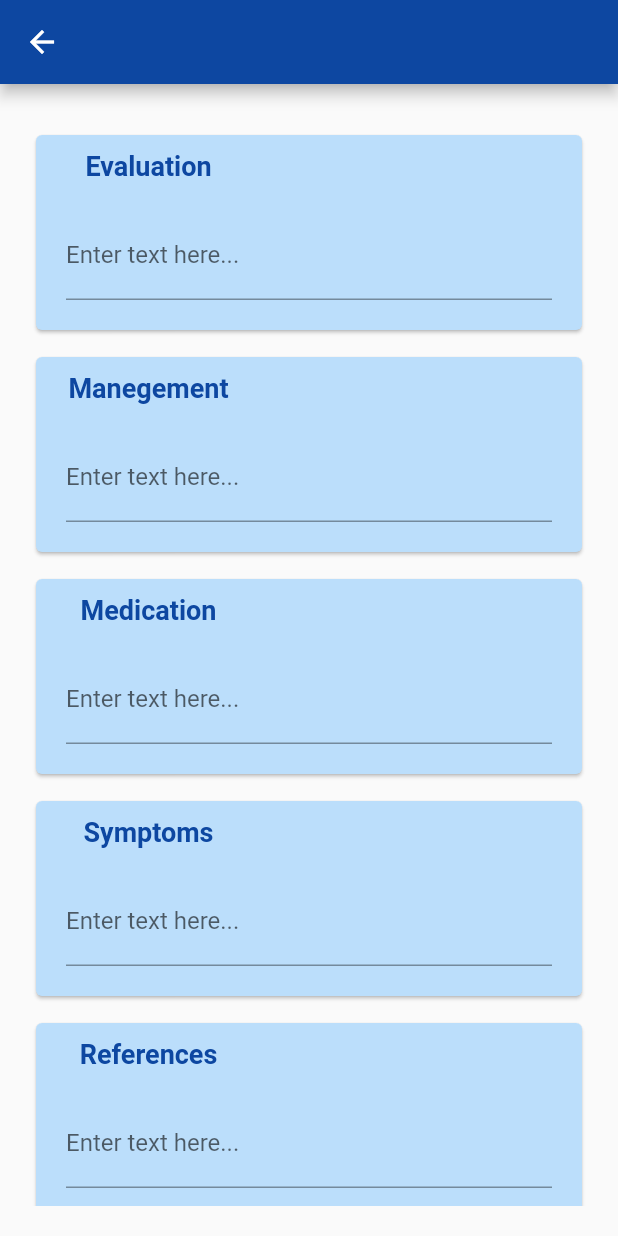
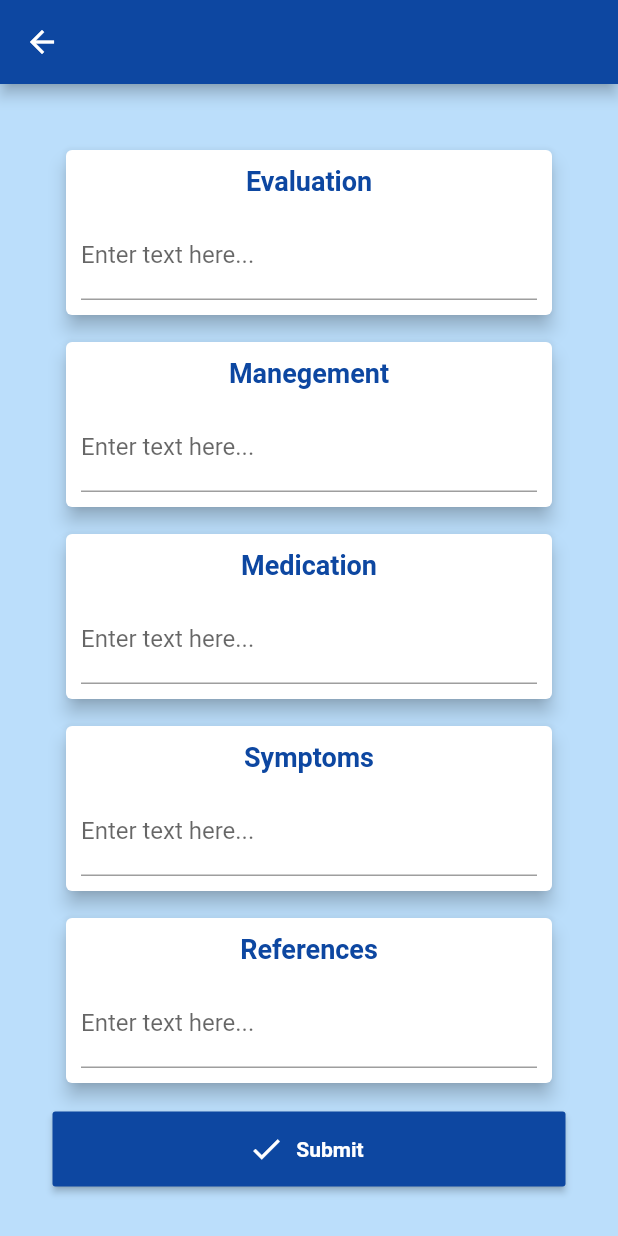
Before and after one commit to hectormiguel1/flutter_playground, a Flutter app: the EvaluationScreen screen opened directly with empty values, on a phone screen of 412 x 824 dp. Run offline on Flutter 3.47's test engine with Material 2 defaults, Android fonts, the phone set to English and light mode, and no system bars; our stand-ins replace flutter_vector_icons, font_awesome_flutter.

Commit message:
Further changes to the layout of the evaluation screen

```diff
--- a/lib/data/mainCategoryConstants.dart
+++ b/lib/data/mainCategoryConstants.dart
@@ -74,7 +74,7 @@ final List<String> toxicologySubCats = [
   "Marijuana",
   "Alcohols",
 ];
-final List<String> foreignIngestionSubCats = [""];
+final List<String> foreignIngestionSubCats = [];
 
 final List<Category> categories = [
   Category("Medical", FontAwesomeIcons.hospitalSymbol, Colors.blue.shade100,
--- a/lib/views/evaluation.dart
+++ b/lib/views/evaluation.dart
@@ -10,27 +10,25 @@ class EvaluationScreen extends StatefulWidget {
 
 class _EvaluationScreenState extends State<EvaluationScreen> {
   SubCategory subCat;
+  Orientation orientation;
   _EvaluationScreenState(this.subCat);
 
   @override
   Widget build(BuildContext context) {
+    orientation = MediaQuery.of(context).orientation;
     return Scaffold(
+        backgroundColor: subCat.parent.bgColor,
         appBar: AppBar(
           backgroundColor: subCat.parent.iconColor,
           title: Text(subCat.name),
         ),
         body: Padding(
-          padding: EdgeInsets.all(20),
-          child: ListView(children: [
-            SizedBox(height: 10),
+          padding: EdgeInsets.all(15),
+          child: ListView(padding: const EdgeInsets.all(20), children: [
             InputCard(subCat, "Evaluation"),
-            SizedBox(height: 10),
             InputCard(subCat, "Manegement"),
-            SizedBox(height: 10),
             InputCard(subCat, "Medication"),
-            SizedBox(height: 10),
             InputCard(subCat, "Symptoms"),
-            SizedBox(height: 10),
             InputCard(subCat, "References"),
             SizedBox(height: 10),
             SizedBox(
@@ -38,9 +36,12 @@ class _EvaluationScreenState extends State<EvaluationScreen> {
                 child: RaisedButton.icon(
                   icon: Icon(Icons.check, color: Colors.white),
                   color: subCat.parent.iconColor,
-                  label: Text("Submit",
-                      style: TextStyle(
-                          fontWeight: FontWeight.bold, color: Colors.white)),
+                  label: Text(
+                    "Submit",
+                    style: TextStyle(
+                        fontWeight: FontWeight.bold, color: Colors.white),
+                    textAlign: TextAlign.left,
+                  ),
                   onPressed: () {/*Handle submit */},
                 )),
           ]),
@@ -56,9 +57,9 @@ class InputCard extends StatelessWidget {
   @override
   Widget build(BuildContext context) {
     return Padding(
-        padding: const EdgeInsets.all(0),
+        padding: const EdgeInsets.all(5),
         child: Card(
-            color: subCat.parent.bgColor,
+            elevation: 5,
             child: Center(
                 child: Column(
               mainAxisAlignment: MainAxisAlignment.center,
@@ -66,7 +67,7 @@ class InputCard extends StatelessWidget {
               children: <Widget>[
                 SizedBox(height: 10),
                 SizedBox(
-                    width: 150,
+                    width: EdgeInsetsGeometry.infinity.horizontal,
                     child: Text(
                       cardTitle,
                       style: TextStyle(
@@ -102,7 +103,7 @@ class _TextFieldsState extends State<TextFields> {
   @override
   Widget build(BuildContext context) {
     return Padding(
-        padding: const EdgeInsets.all(20),
+        padding: const EdgeInsets.all(10),
         child: Form(
           key: _formKey,
           child: TextFormField(
```
